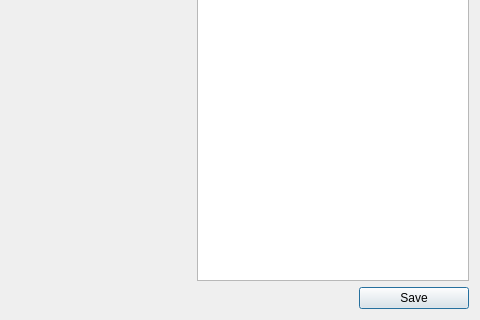
Before: the Qt Designer form intensitymap.ui in OpenAFM/OpenAFM_gui, drawn with Qt 5; both pictures show x 520 to 1000 and y 247 to 567 of the 1000 by 567 pixel window.
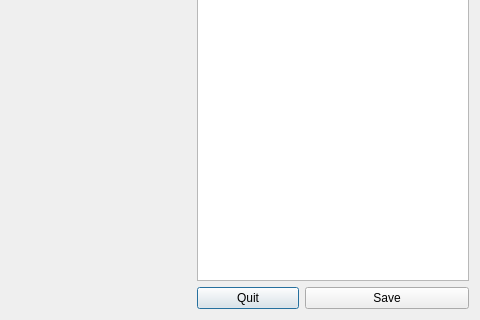
After: the same form once the commit is applied. Custom widgets are drawn as their Qt base class.

What changed in the file:
```diff
--- a/intensitymap.ui
+++ b/intensitymap.ui
@@ -102,13 +102,6 @@
      <item row="4" column="1" colspan="4">
       <widget class="QTextBrowser" name="textBrowser"/>
      </item>
-     <item row="5" column="4">
-      <widget class="QPushButton" name="save_pb">
-       <property name="text">
-        <string>Save</string>
-       </property>
-      </widget>
-     </item>
      <item row="3" column="4">
       <widget class="QRadioButton" name="interpolateRB">
        <property name="minimumSize">
@@ -173,6 +166,20 @@
        </property>
       </spacer>
      </item>
+     <item row="5" column="1" colspan="2">
+      <widget class="QPushButton" name="quit_pb">
+       <property name="text">
+        <string>Quit</string>
+       </property>
+      </widget>
+     </item>
+     <item row="5" column="3" colspan="2">
+      <widget class="QPushButton" name="save_pb">
+       <property name="text">
+        <string>Save</string>
+       </property>
+      </widget>
+     </item>
     </layout>
    </item>
   </layout>
```
